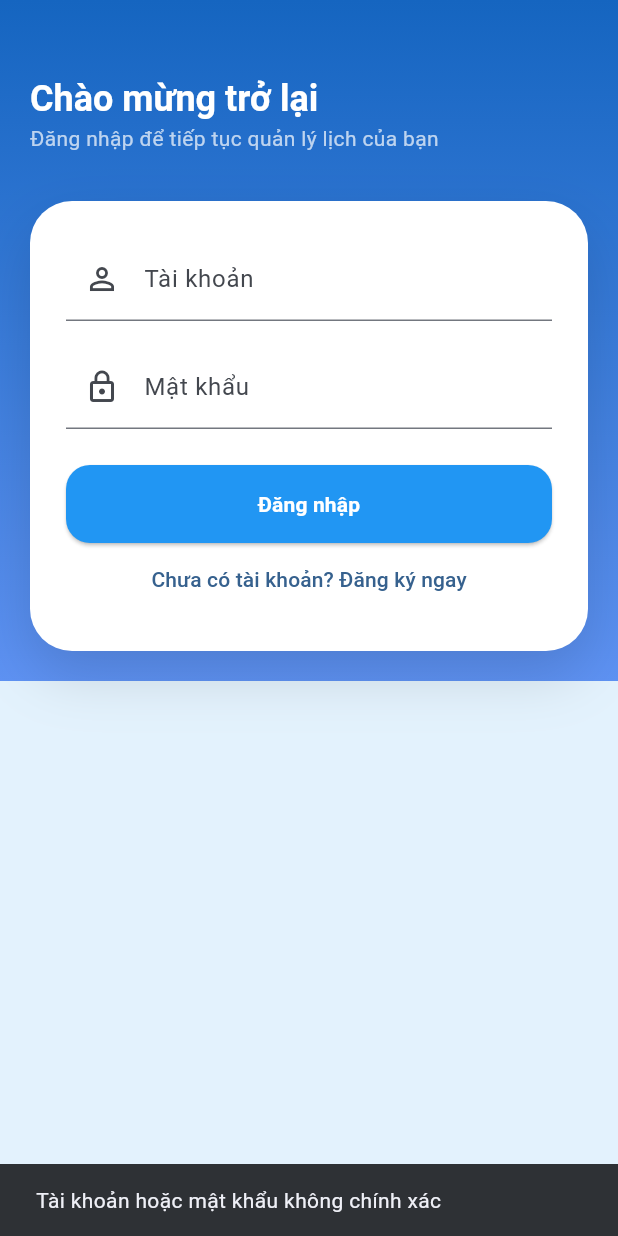
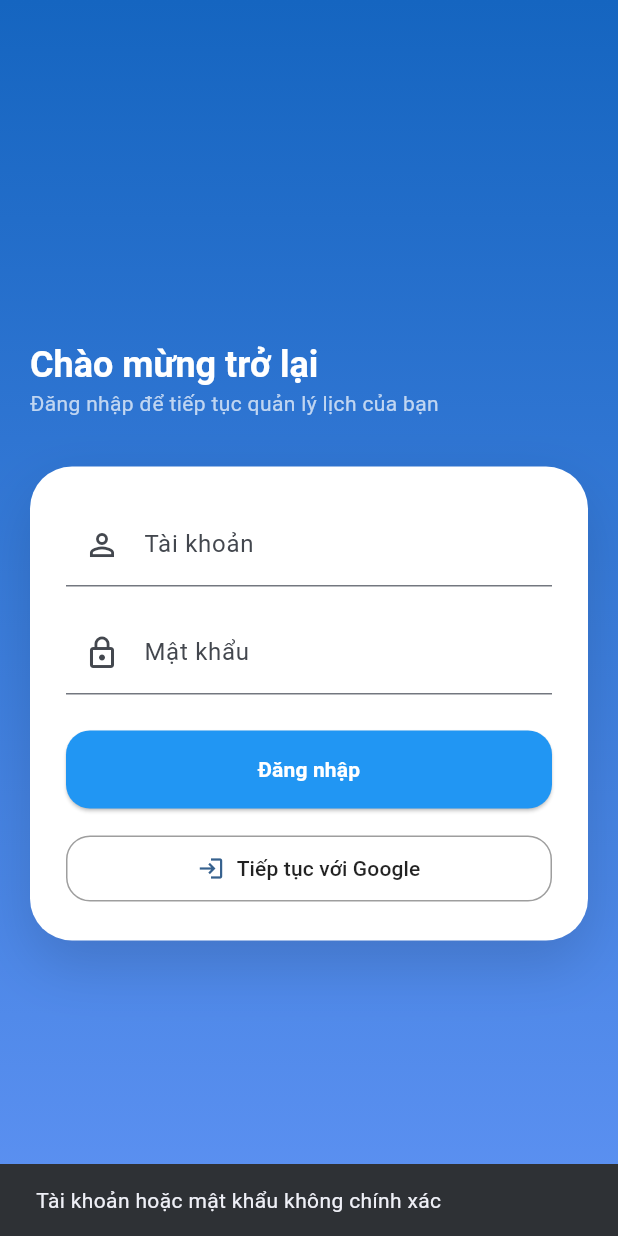
Before and after one commit to LongLP04/BTVN-LTDD, a Flutter app: the screen it shows after launch, after a tap on "Đăng nhập", on a phone screen of 412 x 824 dp. Run offline on Flutter 3.47's test engine with Material 3 defaults, Android fonts, the phone set to English and light mode, and no system bars; our stand-ins replace dio, flutter_local_notifications, google_sign_in, permission_handler, shared_preferences, table_calendar and 1 more; network calls fail.

Commit message:
done_login_google

```diff
--- a/lib/utils/constants.dart
+++ b/lib/utils/constants.dart
@@ -1,3 +1,3 @@
 class ApiConstants {
-  static const String baseUrl = 'https://lostashdog26.conveyor.cloud/api';
+  static const String baseUrl = 'https://newmintkayak74.conveyor.cloud/api';
 }
--- a/lib/views/login_screen.dart
+++ b/lib/views/login_screen.dart
@@ -6,7 +6,6 @@ import 'package:lephuoclong_btvn/views/user_home_screen.dart';
 import '../services/api_service.dart';
 
 class LoginScreen extends StatefulWidget {
-  // Thêm key parameter để hết cảnh báo Problem
   const LoginScreen({super.key});
 
   @override
@@ -17,7 +16,31 @@ class _LoginScreenState extends State<LoginScreen> {
   final _userController = TextEditingController();
   final _passController = TextEditingController();
   final _apiService = ApiService();
+  bool _isGoogleLoading = false; // Trạng thái chờ cho Google Login
 
+  // Hàm điều hướng chung dựa trên Role
+  void _navigateToDashboard(String role) {
+    Widget destination;
+    switch (role) {
+      case 'Admin':
+        destination = const AdminScreen();
+        break;
+      case 'Staff':
+        destination = const StaffScreen();
+        break;
+      case 'User':
+      default:
+        destination = const UserHomeScreen();
+        break;
+    }
+
+    Navigator.pushReplacement(
+      context,
+      MaterialPageRoute(builder: (_) => destination),
+    );
+  }
+
+  // Xử lý đăng nhập thông thường
   void _handleLogin() async {
     final response = await _apiService.login(
       _userController.text,
@@ -27,45 +50,37 @@ class _LoginScreenState extends State<LoginScreen> {
     if (!mounted) return;
 
     if (response?.statusCode == 200 && response?.data != null) {
-      final roleFromResponse = response!.data['role'] as String?;
-      final storedRole = roleFromResponse ?? await _apiService.getUserRole();
-      if (!mounted) return;
+      final role = response!.data['role'] as String? ?? await _apiService.getUserRole();
 
-      if (storedRole == null) {
+      if (role != null) {
+        _navigateToDashboard(role);
+      } else {
         ScaffoldMessenger.of(context).showSnackBar(
           const SnackBar(content: Text('Không xác định quyền người dùng.')),
-        );
-        return;
-      }
-
-      Widget? destination;
-      switch (storedRole) {
-        case 'Admin':
-          destination = const AdminScreen();
-          break;
-        case 'Staff':
-          destination = const StaffScreen();
-          break;
-        case 'User':
-          destination = const UserHomeScreen();
-          break;
-      }
-
-      if (destination != null) {
-        Navigator.pushReplacement(
-          context,
-          MaterialPageRoute(builder: (_) => destination!),
-        );
-      } else {
-        ScaffoldMessenger.of(context).showSnackBar(
-          SnackBar(content: Text('Quyền $storedRole chưa được hỗ trợ.')),
         );
       }
     } else {
       ScaffoldMessenger.of(context).showSnackBar(
-        const SnackBar(
-          content: Text('Tài khoản hoặc mật khẩu không chính xác'),
-        ),
+        const SnackBar(content: Text('Tài khoản hoặc mật khẩu không chính xác')),
+      );
+    }
+  }
+
+  // --- MỚI: Xử lý đăng nhập Google ---
+  void _handleGoogleLogin() async {
+    setState(() => _isGoogleLoading = true);
+
+    final response = await _apiService.loginWithGoogle();
+
+    if (!mounted) return;
+    setState(() => _isGoogleLoading = false);
+
+    if (response != null && response.statusCode == 200) {
+      final role = response.data['role'] as String? ?? 'User';
+      _navigateToDashboard(role);
+    } else {
+      ScaffoldMessenger.of(context).showSnackBar(
+        const SnackBar(content: Text('Đăng nhập Google thất bại hoặc bị hủy')),
       );
     }
   }
@@ -73,7 +88,6 @@ class _LoginScreenState extends State<LoginScreen> {
   @override
   Widget build(BuildContext context) {
     return Scaffold(
-      backgroundColor: Colors.blue.shade50,
       body: Container(
         decoration: const BoxDecoration(
           gradient: LinearGradient(
@@ -83,6 +97,7 @@ class _LoginScreenState extends State<LoginScreen> {
           ),
         ),
         child: SafeArea(
+          child: Center(
             child: SingleChildScrollView(
               padding: const EdgeInsets.all(20),
               child: Column(
@@ -91,14 +106,15 @@ class _LoginScreenState extends State<LoginScreen> {
                   const SizedBox(height: 30),
                   Text(
                     'Chào mừng trở lại',
-                  style: Theme.of(context)
-                      .textTheme
-                      .headlineSmall
-                      ?.copyWith(color: Colors.white, fontWeight: FontWeight.bold),
+                    style: Theme.of(context).textTheme.headlineSmall?.copyWith(
+                        color: Colors.white, fontWeight: FontWeight.bold),
                   ),
                   Text(
                     'Đăng nhập để tiếp tục quản lý lịch của bạn',
-                  style: Theme.of(context).textTheme.bodyMedium?.copyWith(color: Colors.white70),
+                    style: Theme.of(context)
+                        .textTheme
+                        .bodyMedium
+                        ?.copyWith(color: Colors.white70),
                   ),
                   const SizedBox(height: 32),
                   Container(
@@ -140,22 +156,38 @@ class _LoginScreenState extends State<LoginScreen> {
                             backgroundColor: Colors.blue,
                             foregroundColor: Colors.white,
                             padding: const EdgeInsets.symmetric(vertical: 16),
-                          shape: RoundedRectangleBorder(borderRadius: BorderRadius.circular(16)),
+                            shape: RoundedRectangleBorder(
+                                borderRadius: BorderRadius.circular(16)),
                           ),
                           onPressed: _handleLogin,
-                        child: const Text(
-                          'Đăng nhập',
-                          style: TextStyle(fontWeight: FontWeight.w600),
+                          child: const Text('Đăng nhập',
+                              style: TextStyle(fontWeight: FontWeight.w600)),
+                        ),
+
+                        // --- MỚI: Nút Google Login ---
+                        // Thay thế đoạn nút Google cũ bằng đoạn này:
+const SizedBox(height: 16),
+Center(
+  child: SizedBox(
+    width: double.infinity, // Giới hạn chiều rộng để tránh vạch vàng
+    child: OutlinedButton.icon(
+      style: OutlinedButton.styleFrom(
+        padding: const EdgeInsets.symmetric(vertical: 12),
+        shape: RoundedRectangleBorder(borderRadius: BorderRadius.circular(16)),
+        side: const BorderSide(color: Colors.grey),
+      ),
+      onPressed: _isGoogleLoading ? null : _handleGoogleLogin,
+      icon: _isGoogleLoading
+        ? const SizedBox(width: 20, height: 20, child: CircularProgressIndicator(strokeWidth: 2))
+        // Thay link ảnh này để tránh lỗi 404
+        : Image.network(
+            'https://www.gstatic.com/images/branding/product/2x/googleg_48dp.png',
+            height: 24,
+            errorBuilder: (context, error, stackTrace) => const Icon(Icons.login), // Hiện icon nếu link chết
+          ),
+      label: const Text('Tiếp tục với Google', style: TextStyle(color: Colors.black87)),
     ),
   ),
-                      TextButton(
-                        onPressed: () {
-                          Navigator.push(
-                            context,
-                            MaterialPageRoute(builder: (_) => const RegisterScreen()),
-                          );
-                        },
-                        child: const Text('Chưa có tài khoản? Đăng ký ngay'),
 ),
                       ],
                     ),
@@ -165,6 +197,7 @@ class _LoginScreenState extends State<LoginScreen> {
             ),
           ),
         ),
+      ),
     );
   }
 }
--- a/pubspec.yaml
+++ b/pubspec.yaml
@@ -39,6 +39,7 @@ dependencies:
   flutter_local_notifications_platform_interface: ^9.1.0
   timezone: ^0.10.1
   permission_handler: ^11.3.1
+  google_sign_in: ^6.2.1
 
 
 dev_dependencies:
```
Also changed, not shown: lib/services/api_service.dart (+44 -0 lines), lib/views/user_home_screen.dart (+61 -24 lines), pubspec.lock, 1 other file. Lines whose indentation alone changed are shown as unchanged.
